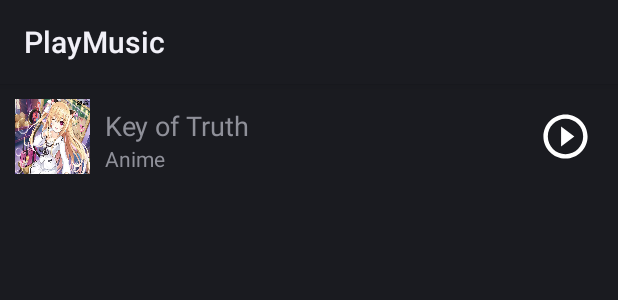
After one commit to Duc-Diep/MusicApp, an Android app: the layout song_item.xml on its own in the app's theme, with its tools: preview values and no code run, on a phone screen of 412 x 824 dp. The commit adds this screen. Shown: the top 300 px of the screen. Run offline under Robolectric (Android 15) with nearby library versions, the phone set to English and light mode, and no system bars.

Commit message:
play file from sd card

```diff
--- a/app/build.gradle
+++ b/app/build.gradle
@@ -3,7 +3,9 @@ plugins {
     id 'kotlin-android'
     id 'kotlin-android-extensions'
 }
-
+androidExtensions {
+    experimental = true
+}
 android {
     compileSdkVersion 30
     buildToolsVersion "30.0.3"
--- a/app/src/main/AndroidManifest.xml
+++ b/app/src/main/AndroidManifest.xml
@@ -3,7 +3,10 @@
     package="com.ducdiep.playmusic">
 
     <uses-permission android:name="android.permission.FOREGROUND_SERVICE"/>
+    <uses-permission android:name="android.permission.READ_EXTERNAL_STORAGE"/>
+    <uses-permission android:name="android.permission.WRITE_EXTERNAL_STORAGE"/>
     <application
+        android:requestLegacyExternalStorage="true"
         android:name=".app.MyApplication"
         android:allowBackup="true"
         android:icon="@mipmap/ic_launcher"
--- a/app/src/main/java/com/ducdiep/playmusic/objects/Song.kt
+++ /dev/null
@@ -1,5 +0,0 @@
-package com.ducdiep.playmusic.objects
-
-import java.io.Serializable
-
-data class Song(var name:String, var single:String,var image:Int,var resource:Int):Serializable
--- /dev/null
+++ b/app/src/main/res/layout/song_item.xml
@@ -0,0 +1,43 @@
+<?xml version="1.0" encoding="utf-8"?>
+<RelativeLayout xmlns:android="http://schemas.android.com/apk/res/android"
+    android:layout_width="match_parent"
+    android:paddingHorizontal="10dp"
+    android:layout_marginBottom="5dp"
+    android:layout_height="70dp">
+    <ImageView
+        android:id="@+id/img_song_item"
+        android:layout_centerVertical="true"
+        android:scaleType="fitXY"
+        android:src="@drawable/mayu"
+        android:layout_width="50dp"
+        android:layout_height="50dp"/>
+    <TextView
+        android:id="@+id/tv_song_item_name"
+        android:layout_toRightOf="@id/img_song_item"
+        android:layout_marginTop="15dp"
+        android:maxLines="1"
+        android:ellipsize="end"
+        android:paddingLeft="10dp"
+        android:text="Key of Truth"
+        android:textSize="18dp"
+        android:layout_toLeftOf="@id/btn_play_item"
+        android:layout_width="match_parent"
+        android:layout_height="wrap_content"/>
+    <TextView
+        android:id="@+id/tv_song_item_artist"
+        android:layout_toRightOf="@id/img_song_item"
+        android:layout_below="@id/tv_song_item_name"
+        android:text="Anime"
+        android:textSize="14dp"
+        android:paddingLeft="10dp"
+        android:layout_width="wrap_content"
+        android:layout_height="wrap_content"/>
+    <ImageView
+        android:id="@+id/btn_play_item"
+        android:layout_centerVertical="true"
+        android:layout_alignParentRight="true"
+        android:padding="7dp"
+        android:src="@drawable/play"
+        android:layout_width="50dp"
+        android:layout_height="50dp"/>
+</RelativeLayout>
```
Also changed, not shown: app/src/main/java/com/ducdiep/playmusic/MainActivity.kt (+148 -19 lines), app/src/main/java/com/ducdiep/playmusic/adapters/SongAdapter.kt (added, +49 -0 lines), app/src/main/java/com/ducdiep/playmusic/config/Constant.kt (+38 -0 lines), app/src/main/java/com/ducdiep/playmusic/models/Song.kt (added, +10 -0 lines), app/src/main/java/com/ducdiep/playmusic/services/MusicService.kt (+89 -18 lines), app/src/main/res/layout/activity_main.xml (+9 -13 lines), 10 other files.
